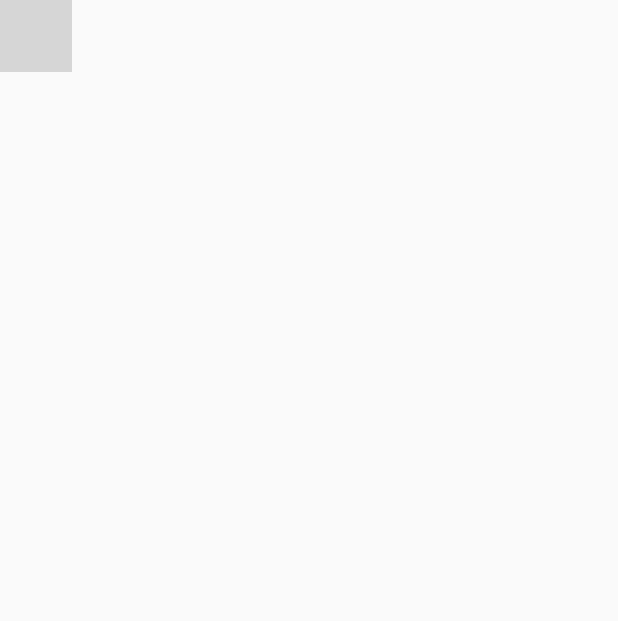
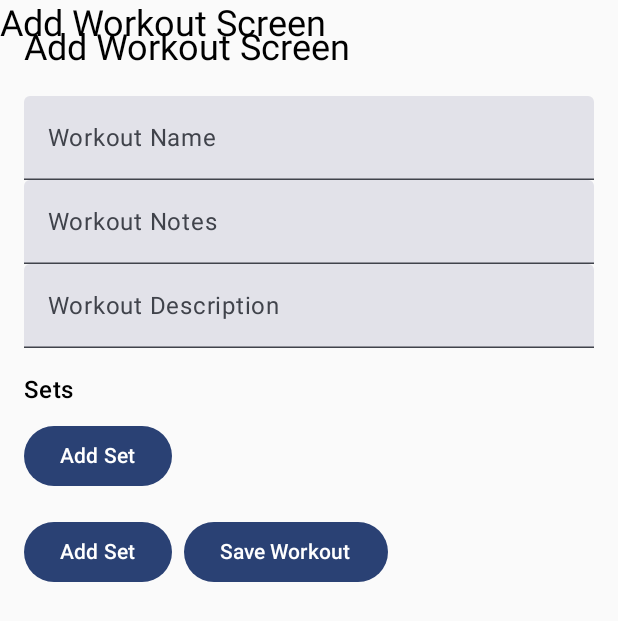
Before and after one commit to bitsof/slothos, an Android app built with Jetpack Compose: the InsertWorkoutScreen screen opened through its navigation route, on a phone screen of 412 x 824 dp. Shown: the top 621 px of the screen. Run offline under Robolectric (Android 15) with nearby library versions, the phone set to English and light mode, and no system bars; our stand-ins replace Dagger/Hilt's generated code, Room's generated code; 1 statement that could not run was skipped; grey boxes are pictures that could not be loaded.

Commit message:
Add insert workout screen

```diff
--- a/app/src/main/java/pro/selecto/slothos/ui/workout/InsertWorkoutScreen.kt
+++ b/app/src/main/java/pro/selecto/slothos/ui/workout/InsertWorkoutScreen.kt
@@ -1,8 +1,15 @@
 package pro.selecto.slothos.ui.workout
 
 import androidx.compose.foundation.layout.Column
+import androidx.compose.foundation.layout.Row
+import androidx.compose.foundation.layout.Spacer
 import androidx.compose.foundation.layout.fillMaxWidth
+import androidx.compose.foundation.layout.height
 import androidx.compose.foundation.layout.padding
+import androidx.compose.foundation.layout.width
+import androidx.compose.foundation.lazy.LazyColumn
+import androidx.compose.material3.Button
+import androidx.compose.material3.Card
 import androidx.compose.material3.ExperimentalMaterial3Api
 import androidx.compose.material3.MaterialTheme
 import androidx.compose.material3.Text
@@ -15,54 +22,108 @@ import androidx.compose.ui.unit.dp
 import androidx.lifecycle.ViewModelProvider
 import androidx.lifecycle.viewmodel.compose.viewModel
 import pro.selecto.slothos.R
+import pro.selecto.slothos.data.SetDetails
 import pro.selecto.slothos.ui.navigation.NavigationDestination
 
-object InsertExerciseDestination : NavigationDestination {
+object InsertWorkoutDestination : NavigationDestination {
     override val route = "insert_workout"
     override val titleRes = R.string.insert_workout
 }
 
 @OptIn(ExperimentalMaterial3Api::class)
 @Composable
-fun InsertExerciseScreen(
+fun InsertWorkoutScreen(
     modifier: Modifier = Modifier,
-    viewModelFactory: ViewModelProvider.Factory
+    viewModelFactory: ViewModelProvider.Factory,
+    navigateToAddSetScreen: () -> Unit
 ) {
     val viewModel: InsertWorkoutViewModel = viewModel(factory = viewModelFactory)
     val coroutineScope = rememberCoroutineScope()
+
     val workoutName by viewModel.workoutName
     val workoutNotes by viewModel.workoutNotes
+    val workoutDescription by viewModel.workoutDescription
+    val sets by viewModel.sets
 
     Text(
         text = "Add Workout Screen",
         style = MaterialTheme.typography.headlineSmall
     )
 
-    // name box
     Column(modifier = modifier.padding(16.dp)) {
+        Text(
+            text = "Add Workout Screen",
+            style = MaterialTheme.typography.headlineSmall,
+            modifier = Modifier.padding(bottom = 16.dp)
+        )
+
         TextField(
             value = workoutName,
             onValueChange = { viewModel.updateWorkoutName(it) },
-            label = { Text("Exercise Name") },
+            label = { Text("Workout Name") },
             modifier = Modifier.fillMaxWidth()
         )
         TextField(
             value = workoutNotes,
             onValueChange = { viewModel.updateWorkoutNotes(it) },
-            label = { Text("") },
+            label = { Text("Workout Notes") },
             modifier = Modifier.fillMaxWidth()
         )
+        TextField(
+            value = workoutDescription,
+            onValueChange = { viewModel.updateWorkoutDescription(it) },
+            label = { Text("Workout Description") },
+            modifier = Modifier.fillMaxWidth()
+        )
+
+        Spacer(modifier = Modifier.height(16.dp))
+
+        Text(
+            text = "Sets",
+            style = MaterialTheme.typography.titleMedium,
+            modifier = Modifier.padding(bottom = 8.dp)
+        )
+
+        Column {
+            LazyColumn(modifier = modifier) {
+                sets.let { list ->
+                    items(list.count()) { index ->
+                        val setDetails = list[index]
+                        SetItem(setDetails = setDetails)
+                    }
+                }
+            }
+            Button(onClick = { }) {
+                Text("Add Set")
+            }
+        }
+
+        Spacer(modifier = Modifier.height(16.dp))
+
+        Row {
+            Button(onClick = navigateToAddSetScreen) {
+                Text("Add Set")
+            }
+            Spacer(modifier = Modifier.width(8.dp))
+            Button(onClick = { viewModel.insertWorkout() }) {
+                Text("Save Workout")
+            }
+        }
     }
-    // notes box
-    // description box
-    // displays sets sequentially, in top down format
-    // sets of sets have border on left rather than indent
-    // each set is clickable to edit info about it in another window
-    // can insert new set with plus at top
-    // sets are draggable
-    // can click on exercises for additional info
-    // search function for exercises
+}
 
-
-
+@OptIn(ExperimentalMaterial3Api::class)
+@Composable
+fun SetItem(setDetails: SetDetails) {
+    Card(
+        modifier = Modifier
+            .fillMaxWidth()
+            .padding(vertical = 4.dp),
+        onClick = { /* Navigate to edit set screen if needed */ }
+    ) {
+        Column(modifier = Modifier.padding(8.dp)) {
+            Text(text = "Set: ${setDetails.set.name}")
+            Text(text = "Notes: ${setDetails.set.description}")
+        }
+    }
 }
--- a/app/src/main/java/pro/selecto/slothos/ui/workout/InsertWorkoutViewModel.kt
+++ b/app/src/main/java/pro/selecto/slothos/ui/workout/InsertWorkoutViewModel.kt
@@ -1,42 +1,30 @@
 package pro.selecto.slothos.ui.workout
 
-import androidx.compose.runtime.mutableStateListOf
+import android.util.Log
+import androidx.compose.runtime.mutableLongStateOf
 import androidx.compose.runtime.mutableStateOf
 import androidx.lifecycle.ViewModel
 import androidx.lifecycle.viewModelScope
 import kotlinx.coroutines.launch
-import pro.selecto.slothos.data.ExerciseDetails
-import pro.selecto.slothos.data.ExerciseDetailsService
+import pro.selecto.slothos.data.SetDetails
+import pro.selecto.slothos.data.SetDetailsService
+import pro.selecto.slothos.data.WorkDetailsService
 import pro.selecto.slothos.data.WorkoutDetails
-import pro.selecto.slothos.data.entities.Category
-import pro.selecto.slothos.data.entities.Equipment
-import pro.selecto.slothos.data.entities.Exercise
-import pro.selecto.slothos.data.repositories.interfaces.BaseRepository
+import pro.selecto.slothos.data.WorkoutDetailsService
+import pro.selecto.slothos.data.entities.Workout
 import javax.inject.Inject
 
 class InsertWorkoutViewModel @Inject constructor(
-//    private val workoutDetailsService: WorkoutDetailsService,
-//    private val exerciseDetailsService: ExerciseDetailsService,
-//    private val exerciseRepository: BaseRepository<Exercise>,
-//    private val categoryRepository: CategoryRepository,
-//    private val equipmentRepository: EquipmentRepository,
-//    private val forceRepository: ForceRepository,
-//    private val levelRepository: LevelRepository,
-//    private val mechanicRepository: MechanicRepository,
-//    private val primaryMuscleRepository: PrimaryMuscleRepository,
-//    private val secondaryMuscleRepository: SecondaryMuscleRepository,
-//    private val tagRepository: TagRepository
+    private val workoutDetailsService: WorkoutDetailsService,
+    private val setDetailsService: SetDetailsService,
+    private val workDetailsService: WorkDetailsService,
 ) : ViewModel() {
     // LiveData or State for text fields
     var workoutName = mutableStateOf("")
     val workoutNotes = mutableStateOf("")
-    var workoutDate = mutableStateOf("") // for date time
-
-    // LiveData or State for drop-down menus
-    // add way to store set data
-
-    // List all exercises
-
+    val workoutDescription = mutableStateOf("")
+    var workoutDate = mutableLongStateOf(System.currentTimeMillis()) // for date time
+    var sets = mutableStateOf<List<SetDetails>>(listOf())
 
     init {
 
@@ -45,33 +33,38 @@ class InsertWorkoutViewModel @Inject constructor(
 
     // Call this function when the user confirms the form
     fun insertWorkout() {
-        val workoutDetails = WorkoutDetails(
-            //
-        )
         viewModelScope.launch {
+            val workoutDetails = WorkoutDetails(
+                workout= Workout(
+                    name = workoutName.value,
+                    description = workoutDescription.value,
+                    date = workoutDate.value,
+                ),
+                setDetailsList = sets.value,
+            )
+            Log.v("Logged stuff", "Insert workout");
             workoutDetailsService.insertWorkout(workoutDetails)
-            // Handle success or error
         }
     }
 
+    fun addSet(setDetails: SetDetails) {
+        sets.value += setDetails
+    }
+
+    fun removeSet(setDetails: SetDetails) {
+        sets.value -= setDetails
+    }
+
     fun updateWorkoutName(it: String) {
-        // add code to ensure name ends up unique
         workoutName.value = it
     }
 
     fun updateWorkoutNotes(it: String) {
-        // add code to ensure name ends up unique
         workoutNotes.value = it
     }
 
-//    fun updateWorkoutDate(it: //date time format) {
-//        // add code to ensure name ends up unique
-//        workoutNotes.value = it
-//    }
-
-    // add set to list
-
-    // add set to other set list
-
+    fun updateWorkoutDescription(it: String) {
+        workoutDescription.value = it
+    }
 
 }
```
